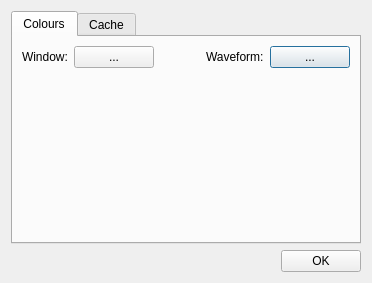
Before: the Qt Designer form ui/PreferencesDialog.ui in BattyBovine/OpenDynamicCreator, drawn with Qt 5.
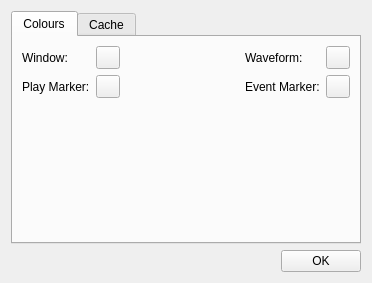
After: the same form once the commit is applied. The open tabs and pages were chosen to show the change. Icons and pictures are not drawn.

Commit message: Event markers are supported again.

Diff of the .ui file:
```diff
--- a/ui/PreferencesDialog.ui
+++ b/ui/PreferencesDialog.ui
@@ -43,20 +43,6 @@
          </property>
         </widget>
        </item>
-       <item row="0" column="4">
-        <widget class="QPushButton" name="buttonWaveformColour">
-         <property name="text">
-          <string>...</string>
-         </property>
-        </widget>
-       </item>
-       <item row="0" column="1">
-        <widget class="QPushButton" name="buttonWindowColour">
-         <property name="text">
-          <string>...</string>
-         </property>
-        </widget>
-       </item>
        <item row="0" column="3">
         <widget class="QLabel" name="labelWaveformColour">
          <property name="sizePolicy">
@@ -86,7 +72,7 @@
          </property>
         </spacer>
        </item>
-       <item row="1" column="0" colspan="5">
+       <item row="2" column="0" colspan="5">
         <spacer name="verticalSpacer_2">
          <property name="orientation">
           <enum>Qt::Vertical</enum>
@@ -99,6 +85,32 @@
          </property>
         </spacer>
        </item>
+       <item row="1" column="0">
+        <widget class="QLabel" name="labelPlayMarkerColour">
+         <property name="text">
+          <string>Play Marker:</string>
+         </property>
+        </widget>
+       </item>
+       <item row="1" column="3">
+        <widget class="QLabel" name="labelEventMarkerColour">
+         <property name="text">
+          <string>Event Marker:</string>
+         </property>
+        </widget>
+       </item>
+       <item row="0" column="1">
+        <widget class="QToolButton" name="buttonWindowColour"/>
+       </item>
+       <item row="0" column="4">
+        <widget class="QToolButton" name="buttonWaveformColour"/>
+       </item>
+       <item row="1" column="1">
+        <widget class="QToolButton" name="buttonPlayMarkerColour"/>
+       </item>
+       <item row="1" column="4">
+        <widget class="QToolButton" name="buttonEventMarkerColour"/>
+       </item>
       </layout>
      </widget>
      <widget class="QWidget" name="tabCache">
```
Left out of the diff: 12 changed lines with no effect on the pictures. The commit also changes 15 other files.
